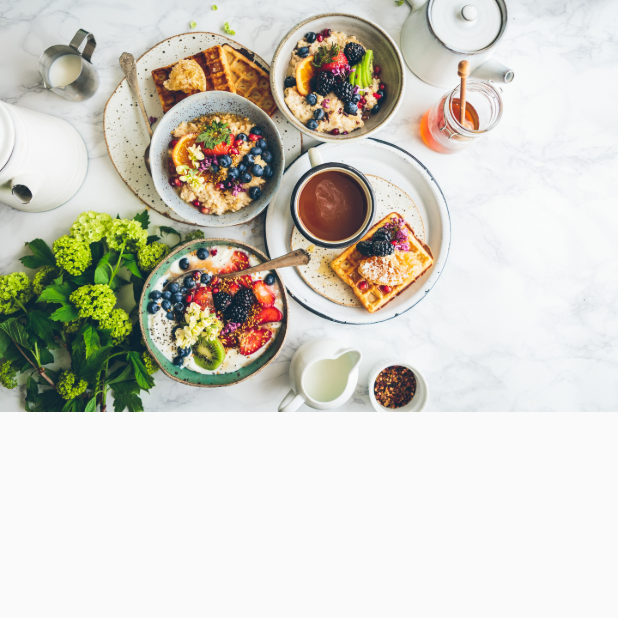
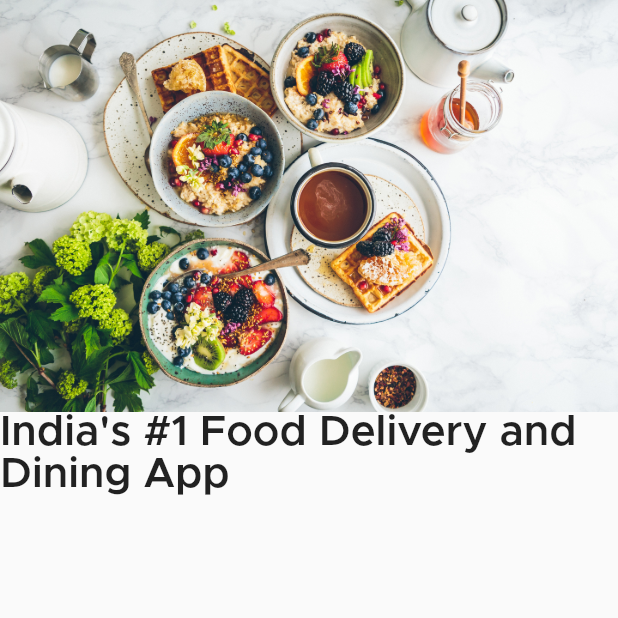
Before and after one commit to WhiteHorse101/Food-App, a Flutter app: the screen it shows after launch, on a phone screen of 412 x 824 dp, the top half of it. Run offline on Flutter 3.47's test engine with Material 2 defaults, Android fonts, the phone set to English and light mode, and no system bars.

Commit message:
Added Fonts

```diff
--- a/lib/Screens/reg.dart
+++ b/lib/Screens/reg.dart
@@ -1,3 +1,5 @@
+// ignore_for_file: prefer_const_constructors
+
 import 'package:flutter/material.dart';
 
 class reg extends StatefulWidget {
@@ -12,7 +14,21 @@ class _regState extends State<reg> {
   Widget build(BuildContext context) {
     return Scaffold(
       resizeToAvoidBottomInset: false,
-      body: Column(children: <Widget>[Image.asset('assets/headerimg.jpg')]),
+      body: Column(
+        children: <Widget>[
+          Image.asset('assets/headerimg.jpg'),
+          Container(
+            child: Text(
+              "India's #1 Food Delivery and Dining App",
+              style: TextStyle(
+                fontFamily: 'Metropolis',
+                fontSize: 28,
+                fontWeight: FontWeight.w600,
+              ),
+            ),
+          ),
+        ],
+      ),
     );
   }
 }
```
Also changed, not shown: pubspec.yaml (+7 -1 lines), assets/fonts/metropolis.light.otf (added), assets/fonts/metropolis.medium.otf (added), assets/fonts/metropolis.regular.otf (added), assets/fonts/metropolis.semi-bold.otf (added), 1 other file.
